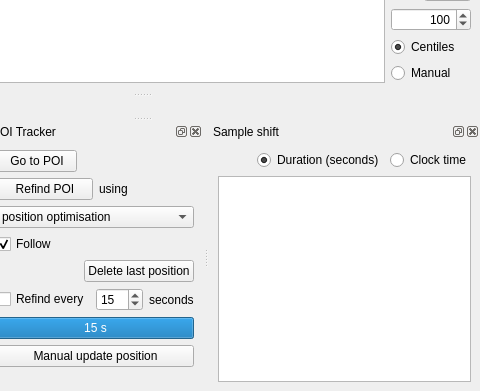
Ulm-IQO/qudi, file gui/poimanager/ui_poimangui.ui: the form before one commit; both pictures show x 197 to 677 and y 356 to 747 of the 677 by 747 pixel window.
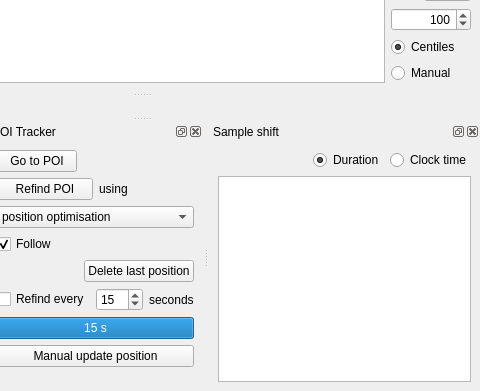
The form after the commit. Icons and pictures are not drawn. Custom widgets are drawn as their Qt base class.

The edit to the form file:
```diff
--- a/gui/poimanager/ui_poimangui.ui
+++ b/gui/poimanager/ui_poimangui.ui
@@ -631,7 +631,7 @@
        <item>
         <widget class="QRadioButton" name="dispay_shift_vs_duration_RadioButton">
          <property name="text">
-          <string>Duration (seconds)</string>
+          <string>Duration</string>
          </property>
          <property name="checked">
           <bool>true</bool>
```
